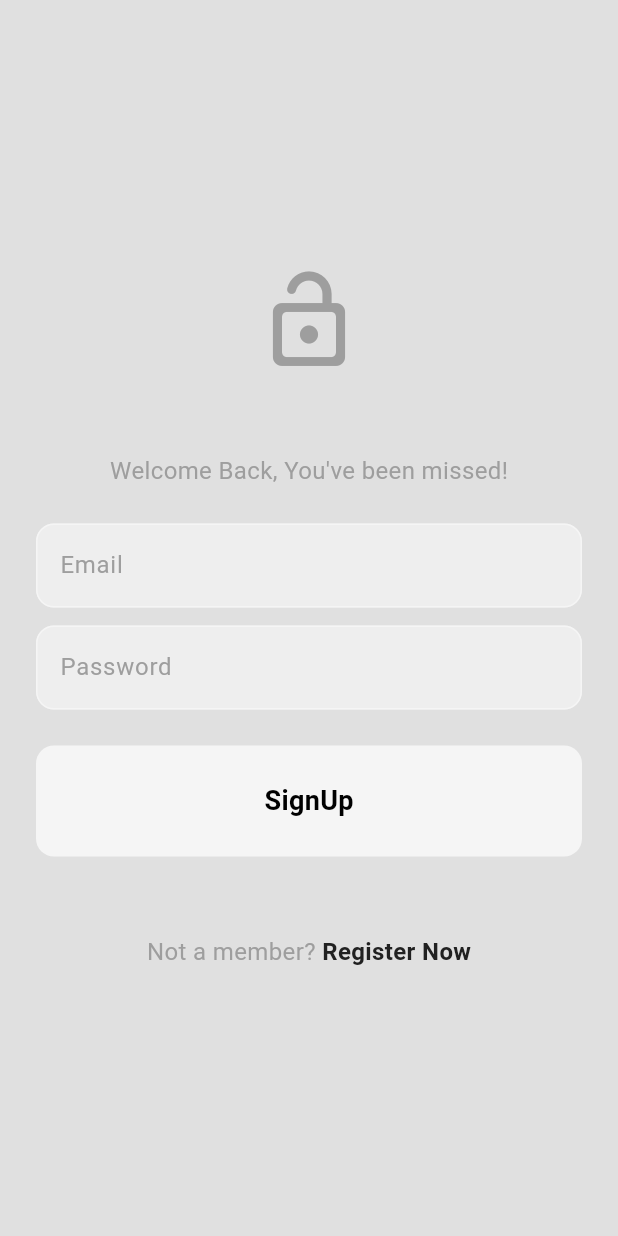
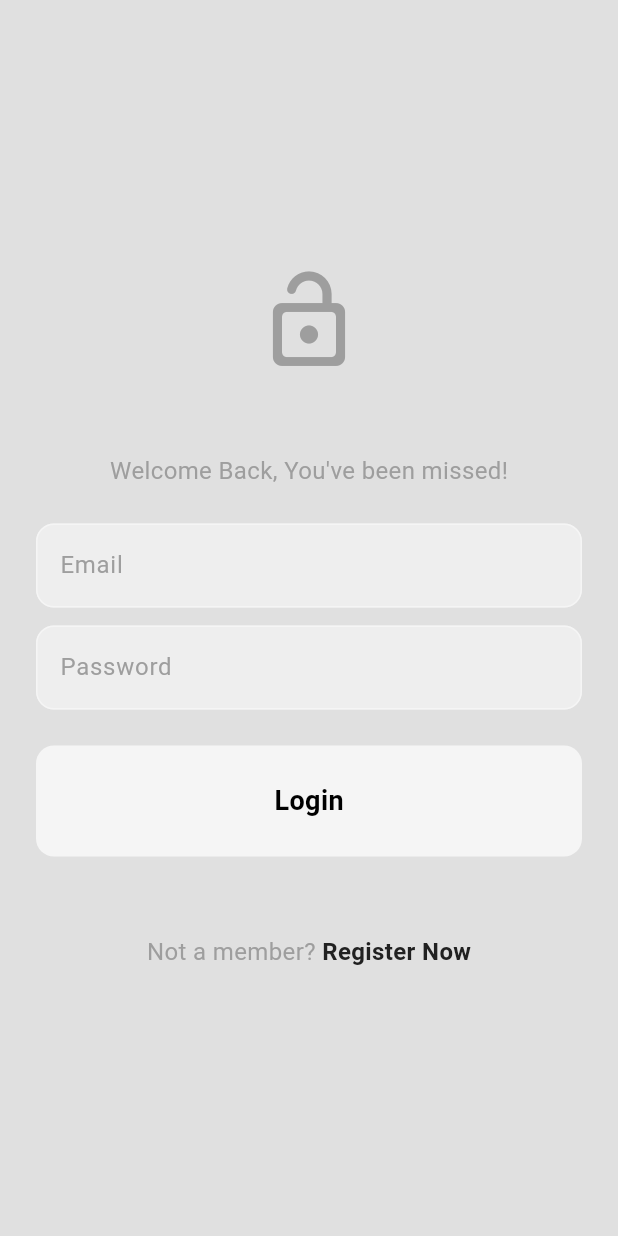
Before and after one commit to NovaLogics/lyxa-live-flutter-app, a Flutter app: the screen it shows after launch, on a phone screen of 412 x 824 dp. Run offline on Flutter 3.47's test engine with Material 3 defaults, Android fonts, the phone set to English and light mode, and no system bars; our stand-ins replace firebase_auth, firebase_core, flutter_bloc; accounts and stored records are empty; generated files the repository leaves out were written again.

Commit message:
feat [auth]: Complete upto basic working functions in the login section

```diff
--- a/lib/app.dart
+++ b/lib/app.dart
@@ -1,5 +1,11 @@
+import 'package:flutter/foundation.dart';
 import 'package:flutter/material.dart';
+import 'package:flutter_bloc/flutter_bloc.dart';
+import 'package:lyxa_live/features/auth/data/firebase_auth_repository.dart';
+import 'package:lyxa_live/features/auth/presentation/cubits/auth_cubit.dart';
+import 'package:lyxa_live/features/auth/presentation/cubits/auth_state.dart';
 import 'package:lyxa_live/features/auth/presentation/screens/auth_screen.dart';
+import 'package:lyxa_live/features/post/presentation/screens/home_screen.dart';
 import 'package:lyxa_live/themes/light_mode.dart';
 
 /*
@@ -18,14 +24,43 @@ APP - Root Level
 */
 
 class LyxaApp extends StatelessWidget {
-  const LyxaApp({super.key});
+  final authRepository = FirebaseAuthRepository();
+
+  LyxaApp({super.key});
 
   @override
   Widget build(BuildContext context) {
-    return MaterialApp(
-      debugShowCheckedModeBanner: false,
-      theme: lightMode,
-      home: const AuthScreen(),
+    // Provide Cubit to the App
+    return BlocProvider(
+      create: (context) =>
+          AuthCubit(authRepository: authRepository)..checkAuth(),
+      child: MaterialApp(
+        debugShowCheckedModeBanner: false,
+        theme: lightMode,
+        home: BlocConsumer<AuthCubit, AuthState>(
+            builder: (context, authState) {
+              if (kDebugMode) {
+                print(authState);
+              }
+              // Unauthenticated -> Auth Screen (Login/Register)
+              if (authState is Unauthenticated) {
+                return const AuthScreen();
+              }
+              // Authenticated -> Home Screen
+              else if (authState is Authenticated) {
+                return const HomeScreen();
+              }
+              // Loading
+              else {
+                return const Scaffold(
+                  body: Center(
+                    child: CircularProgressIndicator(),
+                  ),
+                );
+              }
+            },
+            listener: (context, authState) {}),
+      ),
     );
   }
 }
--- a/lib/features/auth/presentation/screens/login_screen.dart
+++ b/lib/features/auth/presentation/screens/login_screen.dart
@@ -128,7 +128,7 @@ class _LoginScreenState extends State<LoginScreen> {
   Widget _logInButton(Function()? onTap) {
     return ButtonUnit(
       onTap: onTap,
-      text: AppStrings.signUp,
+      text: AppStrings.login,
     );
   }
 
--- a/lib/main.dart
+++ b/lib/main.dart
@@ -4,11 +4,10 @@ import 'package:lyxa_live/app.dart';
 import 'package:lyxa_live/firebase_options.dart';
 
 void main() async {
-  //Firebase setup
   WidgetsFlutterBinding.ensureInitialized();
+  await Firebase.initializeApp(
+    options: DefaultFirebaseOptions.currentPlatform,
+  );
 
-  await Firebase.initializeApp(options: DefaultFirebaseOptions.currentPlatform);
-
-  //run app
-  runApp(const LyxaApp());
+  runApp(LyxaApp());
 }
```
